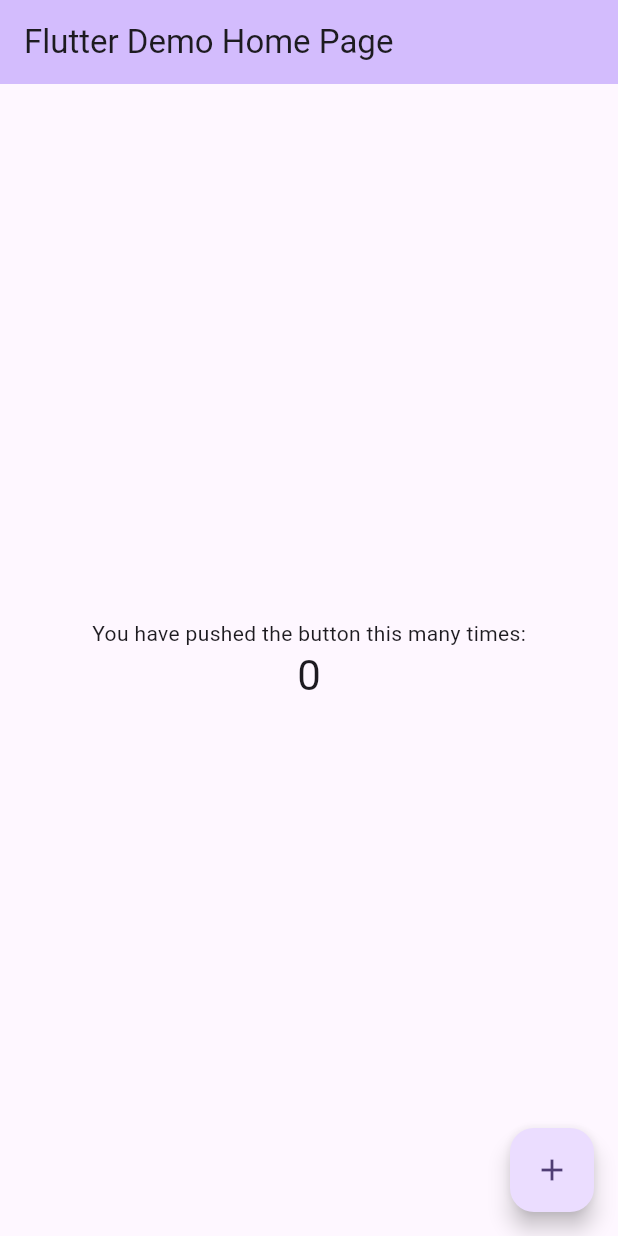
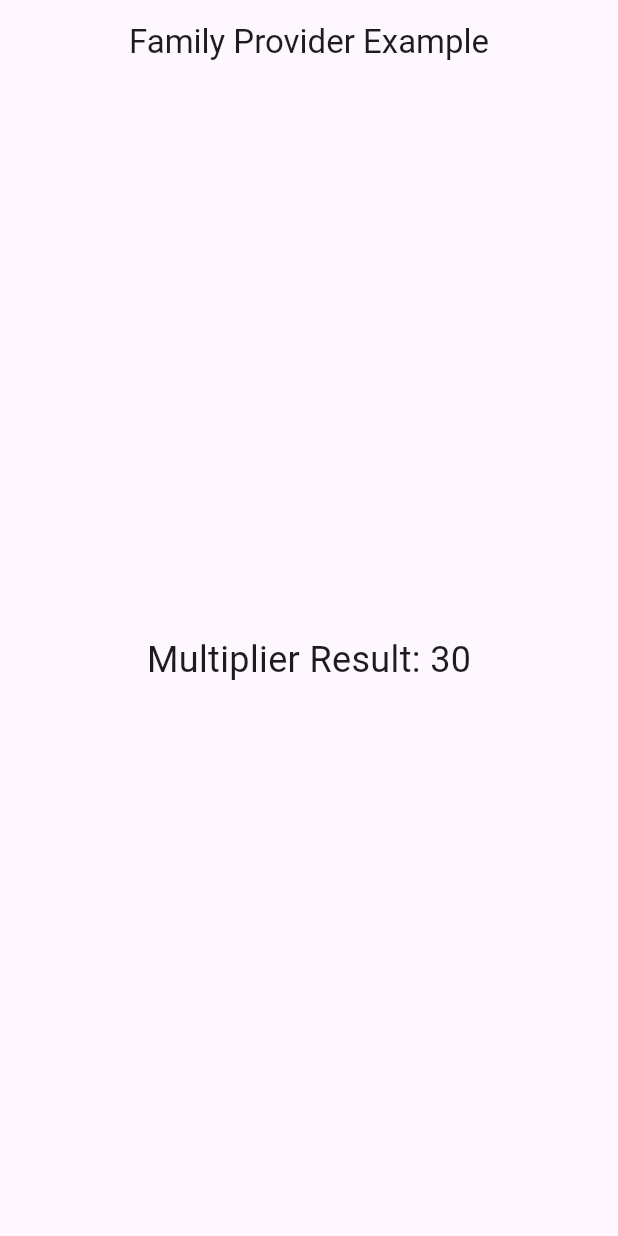
Before and after one commit to DipuChandraRoy/Flutter-Riverpod-Family-Builder-Provider, a Flutter app: the screen it shows after launch, on a phone screen of 412 x 824 dp. Run offline on Flutter 3.47's test engine with Material 3 defaults, Android fonts, the phone set to English and light mode, and no system bars; our stand-ins replace flutter_riverpod.

Commit message:
Add home and post provider features with UI updates in main screen

```diff
--- /dev/null
+++ b/lib/home.dart
@@ -0,0 +1,25 @@
+import 'package:family_bilder_provider/post_provider.dart';
+import 'package:flutter/material.dart';
+import 'package:flutter_riverpod/flutter_riverpod.dart';
+
+class HomePage extends ConsumerWidget {
+  const HomePage({super.key});
+
+  @override
+  Widget build(BuildContext context, WidgetRef ref) {
+    Map<String, dynamic> map = {"id": 5};
+    final multiplier = ref.watch(multiplierProvider(map));
+    return Scaffold(
+      appBar: AppBar(
+        title: const Text('Family Provider Example'),
+        centerTitle: true,
+      ),
+      body: Center(
+        child: Text(
+          'Multiplier Result: $multiplier',
+          style: const TextStyle(fontSize: 24),
+        ),
+      ),
+    );
+  }
+}
--- a/lib/main.dart
+++ b/lib/main.dart
@@ -1,4 +1,6 @@
+import 'package:family_bilder_provider/home.dart';
 import 'package:flutter/material.dart';
+import 'package:flutter_riverpod/flutter_riverpod.dart';
 
 void main() {
   runApp(const MyApp());
@@ -10,112 +12,11 @@ class MyApp extends StatelessWidget {
   // This widget is the root of your application.
   @override
   Widget build(BuildContext context) {
-    return MaterialApp(
-      title: 'Flutter Demo',
-      theme: ThemeData(
-        // This is the theme of your application.
-        //
-        // TRY THIS: Try running your application with "flutter run". You'll see
-        // the application has a purple toolbar. Then, without quitting the app,
-        // try changing the seedColor in the colorScheme below to Colors.green
-        // and then invoke "hot reload" (save your changes or press the "hot
-        // reload" button in a Flutter-supported IDE, or press "r" if you used
-        // the command line to start the app).
-        //
-        // Notice that the counter didn't reset back to zero; the application
-        // state is not lost during the reload. To reset the state, use hot
-        // restart instead.
-        //
-        // This works for code too, not just values: Most code changes can be
-        // tested with just a hot reload.
-        colorScheme: .fromSeed(seedColor: Colors.deepPurple),
-      ),
-      home: const MyHomePage(title: 'Flutter Demo Home Page'),
-    );
-  }
-}
-
-class MyHomePage extends StatefulWidget {
-  const MyHomePage({super.key, required this.title});
-
-  // This widget is the home page of your application. It is stateful, meaning
-  // that it has a State object (defined below) that contains fields that affect
-  // how it looks.
-
-  // This class is the configuration for the state. It holds the values (in this
-  // case the title) provided by the parent (in this case the App widget) and
-  // used by the build method of the State. Fields in a Widget subclass are
-  // always marked "final".
-
-  final String title;
-
-  @override
-  State<MyHomePage> createState() => _MyHomePageState();
-}
-
-class _MyHomePageState extends State<MyHomePage> {
-  int _counter = 0;
-
-  void _incrementCounter() {
-    setState(() {
-      // This call to setState tells the Flutter framework that something has
-      // changed in this State, which causes it to rerun the build method below
-      // so that the display can reflect the updated values. If we changed
-      // _counter without calling setState(), then the build method would not be
-      // called again, and so nothing would appear to happen.
-      _counter++;
-    });
-  }
-
-  @override
-  Widget build(BuildContext context) {
-    // This method is rerun every time setState is called, for instance as done
-    // by the _incrementCounter method above.
-    //
-    // The Flutter framework has been optimized to make rerunning build methods
-    // fast, so that you can just rebuild anything that needs updating rather
-    // than having to individually change instances of widgets.
-    return Scaffold(
-      appBar: AppBar(
-        // TRY THIS: Try changing the color here to a specific color (to
-        // Colors.amber, perhaps?) and trigger a hot reload to see the AppBar
-        // change color while the other colors stay the same.
-        backgroundColor: Theme.of(context).colorScheme.inversePrimary,
-        // Here we take the value from the MyHomePage object that was created by
-        // the App.build method, and use it to set our appbar title.
-        title: Text(widget.title),
-      ),
-      body: Center(
-        // Center is a layout widget. It takes a single child and positions it
-        // in the middle of the parent.
-        child: Column(
-          // Column is also a layout widget. It takes a list of children and
-          // arranges them vertically. By default, it sizes itself to fit its
-          // children horizontally, and tries to be as tall as its parent.
-          //
-          // Column has various properties to control how it sizes itself and
-          // how it positions its children. Here we use mainAxisAlignment to
-          // center the children vertically; the main axis here is the vertical
-          // axis because Columns are vertical (the cross axis would be
-          // horizontal).
-          //
-          // TRY THIS: Invoke "debug painting" (choose the "Toggle Debug Paint"
-          // action in the IDE, or press "p" in the console), to see the
-          // wireframe for each widget.
-          mainAxisAlignment: .center,
-          children: [
-            const Text('You have pushed the button this many times:'),
-            Text(
-              '$_counter',
-              style: Theme.of(context).textTheme.headlineMedium,
-            ),
-          ],
-        ),
-      ),
-      floatingActionButton: FloatingActionButton(
-        onPressed: _incrementCounter,
-        tooltip: 'Increment',
-        child: const Icon(Icons.add),
+    return ProviderScope(
+      child: MaterialApp(
+        title: 'Flutter Demo',
+        theme: ThemeData(colorScheme: .fromSeed(seedColor: Colors.deepPurple)),
+        home: HomePage(),
       ),
     );
   }
--- /dev/null
+++ b/lib/post_provider.dart
@@ -0,0 +1,8 @@
+import 'package:flutter_riverpod/legacy.dart';
+
+final multiplierProvider = StateProvider.family<int, Map<String, dynamic>>((
+  ref,
+  multiplier,
+) {
+  return multiplier["id"] * 6;
+});
--- a/pubspec.yaml
+++ b/pubspec.yaml
@@ -34,6 +34,8 @@ dependencies:
   # The following adds the Cupertino Icons font to your application.
   # Use with the CupertinoIcons class for iOS style icons.
   cupertino_icons: ^1.0.8
+  flutter_riverpod: ^3.4.2
+  riverpod: ^3.4.2
 
 dev_dependencies:
   flutter_test:
```
Also changed, not shown: pubspec.lock.
